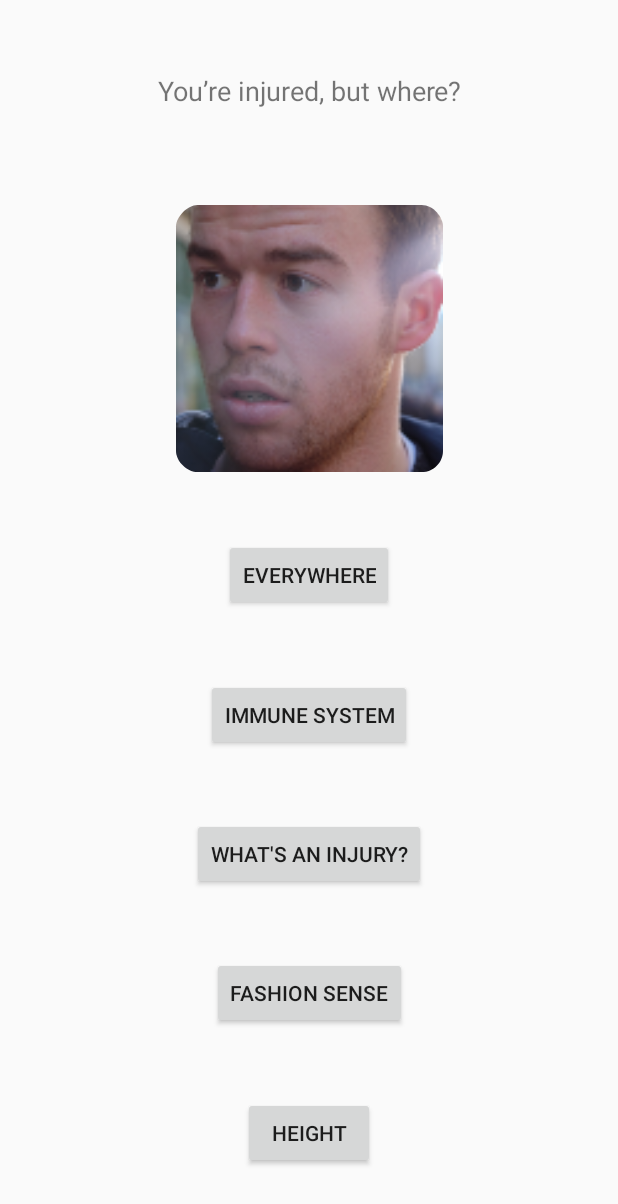
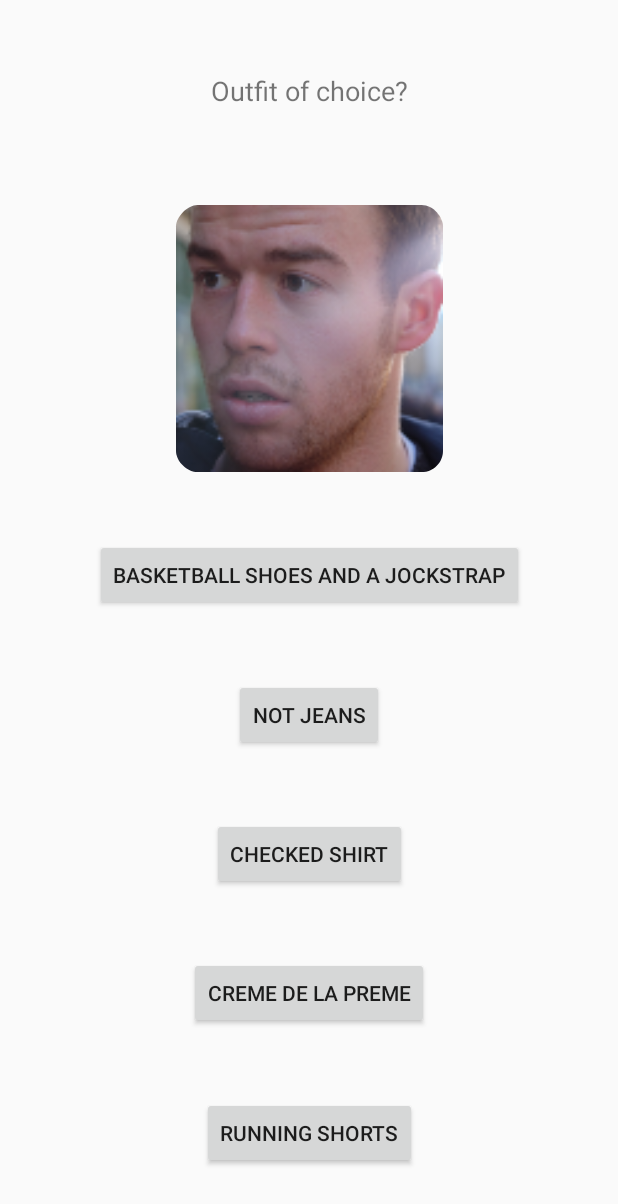
Before and after one commit to LexuLexu/Fab_Fal_Quiz, an Android app: the QuizActivity screen opened directly, with no data from a screen before it, on a phone screen of 412 x 824 dp. Shown: the top 1204 px of the screen. Run offline under Robolectric (Android 15) with nearby library versions, the phone set to English and light mode, and no system bars.

Commit message:
more Qs added

```diff
--- a/app/src/main/res/values/strings.xml
+++ b/app/src/main/res/values/strings.xml
@@ -12,6 +12,10 @@
         <item>What\’s your spirit animal?</item>
         <item>Universe point, what\'s the play?</item>
         <item>Beverage of choice?</item>
+        <item>Outfit of choice?</item>
+        <item>If a book were written about your life, what genre would it be?</item>
+        <item>What's your most common dream?</item>
+        <item>Favourite song?</item>
 
     </string-array>
 
@@ -26,6 +30,10 @@
         <item>Peacock</item>
         <item>Sky a fool</item>
         <item>Rum and coke</item>
+        <item>Basketball shoes and a jockstrap</item>
+        <item>Gonzo journalism</item>
+        <item>A harem of anime catgirls</item>
+        <item>My Dick - 3OH!3</item>
 
     </string-array>
 
@@ -40,6 +48,10 @@
         <item>Not a penguin</item>
         <item>Get hype AF</item>
         <item>G+T</item>
+        <item>Not jeans</item>
+        <item>Nature documentary</item>
+        <item>Responding to a text</item>
+        <item>Burning Down The House - Talking Heads</item>
 
     </string-array>
 
@@ -54,6 +66,10 @@
         <item>Armadillo</item>
         <item>Bang it deep</item>
         <item>Don\'t give me alcohol</item>
+        <item>Running shorts</item>
+        <item>Design blueprint</item>
+        <item>Memes on memes</item>
+        <item>Bangarang - Skrillex</item>
 
     </string-array>
 
@@ -68,6 +84,10 @@
         <item>Monj</item>
         <item>Turn defense up to 11</item>
         <item>Pint</item>
+        <item>Checked shirt</item>
+        <item>Historical commentary</item>
+        <item>Having a pint with the lads</item>
+        <item>Movin\' On Up - Primal Scream</item>
 
     </string-array>
 
@@ -82,6 +102,10 @@
         <item>Meerkat</item>
         <item>Call travel</item>
         <item>Cider</item>
+        <item>Creme de la Preme</item>
+        <item>Tragic comedy</item>
+        <item>Abbie Grainge shopping in END</item>
+        <item>Bear Claws - The Academic</item>
 
     </string-array>
 
```
